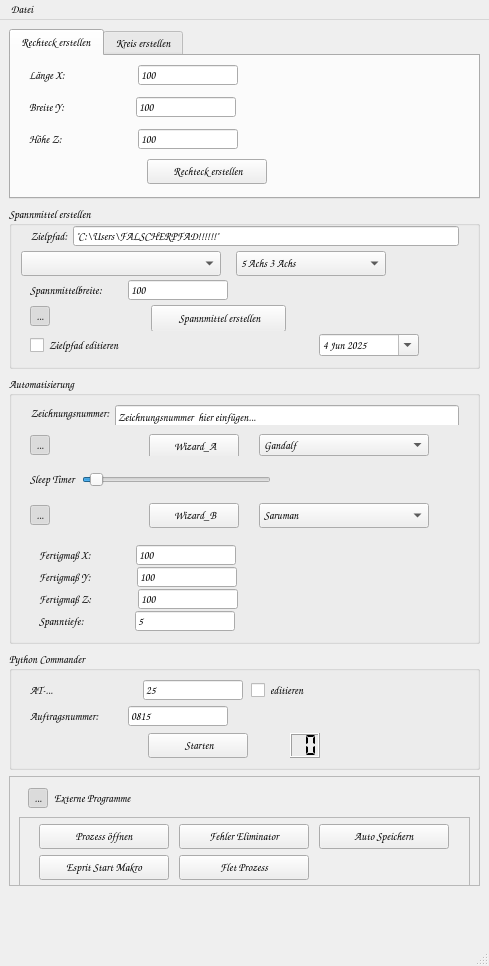
First picture: the form in UI/frm_main_window.ui, repository dampfwolke/blankmaker, before the edit.
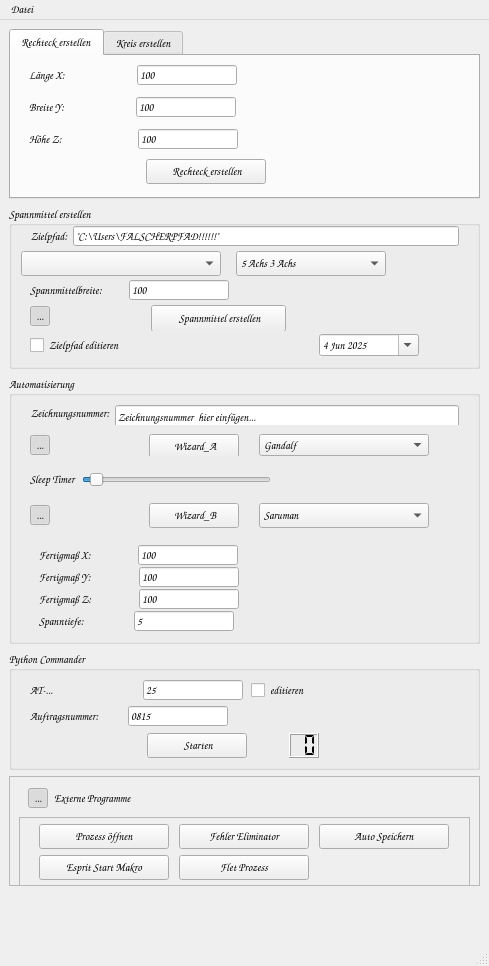
Second picture: the form after the edit. Icons and pictures are not drawn.

Patch:
```diff
--- a/UI/frm_main_window.ui
+++ b/UI/frm_main_window.ui
@@ -210,7 +210,7 @@
              </property>
              <property name="sizeHint" stdset="0">
               <size>
-               <width>71</width>
+               <width>70</width>
                <height>20</height>
               </size>
              </property>
@@ -562,7 +562,7 @@
              </property>
              <property name="sizeHint" stdset="0">
               <size>
-               <width>118</width>
+               <width>117</width>
                <height>20</height>
               </size>
              </property>
@@ -1384,7 +1384,7 @@
             </property>
             <property name="sizeHint" stdset="0">
              <size>
-              <width>25</width>
+              <width>26</width>
               <height>20</height>
              </size>
             </property>
@@ -2485,7 +2485,7 @@
                </property>
                <property name="sizeHint" stdset="0">
                 <size>
-                 <width>44</width>
+                 <width>46</width>
                  <height>20</height>
                 </size>
                </property>
@@ -2608,7 +2608,7 @@
                </property>
                <property name="sizeHint" stdset="0">
                 <size>
-                 <width>45</width>
+                 <width>47</width>
                  <height>20</height>
                 </size>
                </property>
@@ -2731,7 +2731,7 @@
                </property>
                <property name="sizeHint" stdset="0">
                 <size>
-                 <width>45</width>
+                 <width>46</width>
                  <height>20</height>
                 </size>
                </property>
@@ -2854,7 +2854,7 @@
                </property>
                <property name="sizeHint" stdset="0">
                 <size>
-                 <width>50</width>
+                 <width>49</width>
                  <height>20</height>
                 </size>
                </property>
@@ -3273,7 +3273,7 @@
             </property>
             <property name="sizeHint" stdset="0">
              <size>
-              <width>118</width>
+              <width>117</width>
               <height>20</height>
              </size>
             </property>
```
Left out of the diff: 4 changed lines with no effect on the pictures.
